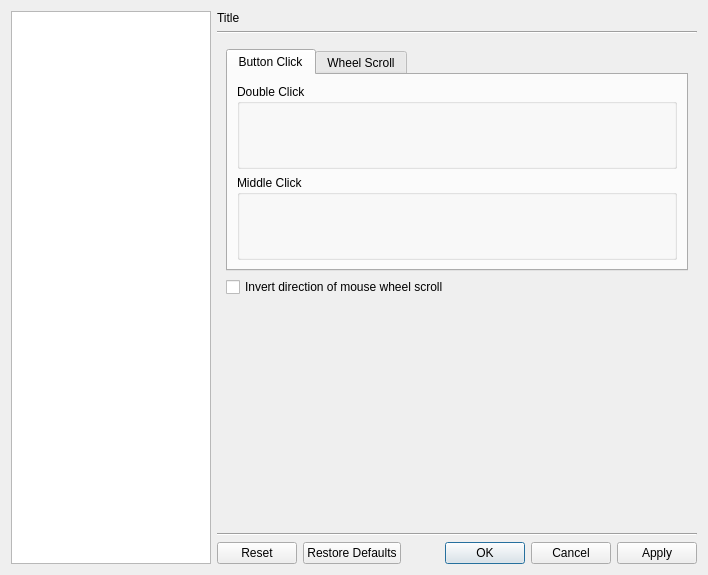
Above: src/cmplayer/ui/prefdialog.ui from bylee20/bomi before the change. Below: the same form after it.
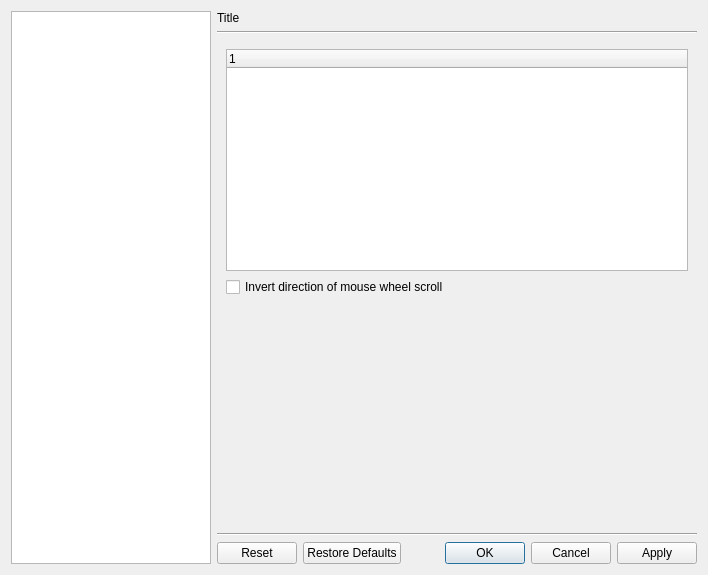
That is the form after the change. The open tabs and pages were chosen to show the change. Icons and pictures are not drawn. Custom widgets are drawn as their Qt base class.

Commit message: * New: support mouse action for extra buttons (#128)

The edit to the form file:
```diff
--- a/src/cmplayer/ui/prefdialog.ui
+++ b/src/cmplayer/ui/prefdialog.ui
@@ -3212,53 +3212,7 @@
        <widget class="QWidget" name="ui_mouse">
         <layout class="QVBoxLayout" name="verticalLayout_41">
          <item>
-          <widget class="QTabWidget" name="tabWidget">
-           <property name="currentIndex">
-            <number>0</number>
-           </property>
-           <widget class="QWidget" name="tab">
-            <attribute name="title">
-             <string>Button Click</string>
-            </attribute>
-            <layout class="QVBoxLayout" name="verticalLayout_40">
-             <item>
-              <widget class="MouseActionGroupBox" name="mouse_double_click">
-               <property name="title">
-                <string>Double Click</string>
-               </property>
-              </widget>
-             </item>
-             <item>
-              <widget class="MouseActionGroupBox" name="mouse_middle_click">
-               <property name="title">
-                <string>Middle Click</string>
-               </property>
-              </widget>
-             </item>
-            </layout>
-           </widget>
-           <widget class="QWidget" name="tab_2">
-            <attribute name="title">
-             <string>Wheel Scroll</string>
-            </attribute>
-            <layout class="QVBoxLayout" name="verticalLayout_25">
-             <item>
-              <widget class="MouseActionGroupBox" name="mouse_scroll_up">
-               <property name="title">
-                <string>Scroll Up</string>
-               </property>
-              </widget>
-             </item>
-             <item>
-              <widget class="MouseActionGroupBox" name="mouse_scroll_down">
-               <property name="title">
-                <string>Scroll Down</string>
-               </property>
-              </widget>
-             </item>
-            </layout>
-           </widget>
-          </widget>
+          <widget class="PrefMouseActionTree" name="mouse_action_tree"/>
          </item>
          <item>
           <widget class="QCheckBox" name="ui_mouse_invert_wheel">
@@ -3747,18 +3701,17 @@
    <extends>QComboBox</extends>
    <header>widget/enumcombobox.hpp</header>
   </customwidget>
-  <customwidget>
-   <class>MouseActionGroupBox</class>
-   <extends>QGroupBox</extends>
-   <header>widget/mouseactiongroupbox.hpp</header>
-   <container>1</container>
-  </customwidget>
   <customwidget>
    <class>OpenMediaBehaviorGroupBox</class>
    <extends>QGroupBox</extends>
    <header>widget/openmediabehaviorgroupbox.hpp</header>
    <container>1</container>
   </customwidget>
+  <customwidget>
+   <class>PrefMouseActionTree</class>
+   <extends>QTreeWidget</extends>
+   <header>dialog/prefdialog_p.hpp</header>
+  </customwidget>
  </customwidgets>
  <resources>
   <include location="../rsclist.qrc"/>
```
Left out of the diff: 2 changed lines with no effect on the pictures. The commit also changes 16 other files.
